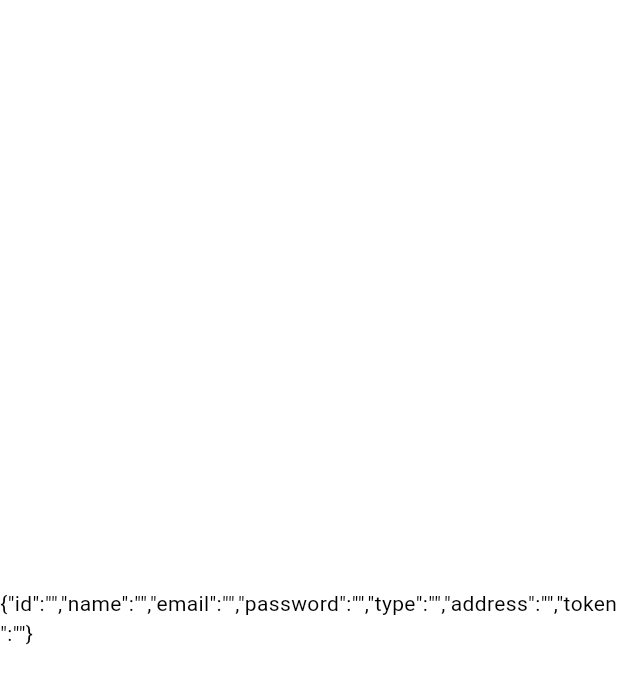
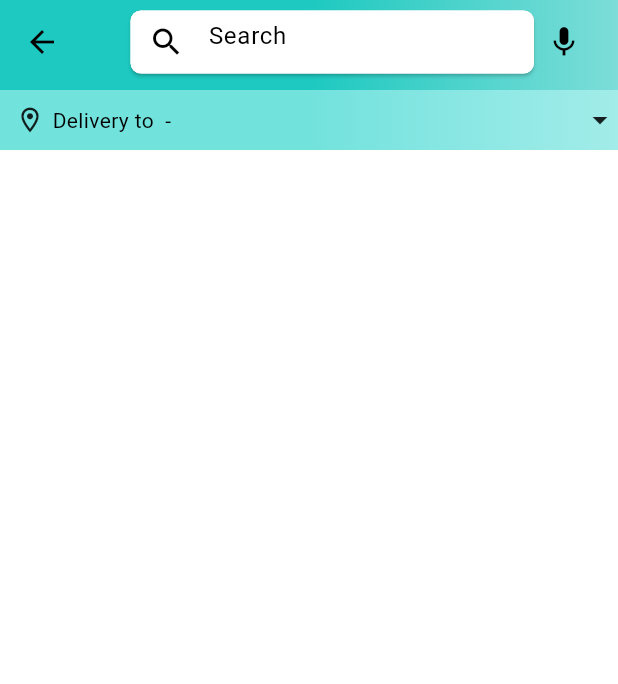
Before and after one commit to muntazir143/amazon_clone_flutter, a Flutter app: the HomeScreen screen opened by its route, on a phone screen of 412 x 824 dp. Shown: the top 684 px of the screen. Run offline on Flutter 3.47's test engine with Material 3 defaults, Android fonts, the light colour scheme and no system bars; our stand-ins replace badges, flutter_dotenv, shared_preferences; accounts and stored records are empty.

Commit message:
home page ui

```diff
--- a/lib/features/home/screens/home_screen.dart
+++ b/lib/features/home/screens/home_screen.dart
@@ -1,3 +1,5 @@
+import 'package:amazon_clone_flutter/constants/global_variables.dart';
+import 'package:amazon_clone_flutter/features/home/widgets/address_box.dart';
 import 'package:amazon_clone_flutter/providers/user_provider.dart';
 import 'package:flutter/material.dart';
 import 'package:provider/provider.dart';
@@ -15,8 +17,52 @@ class _HomeScreenState extends State<HomeScreen> {
   Widget build(BuildContext context) {
     final user = Provider.of<UserProvider>(context).user;
     return Scaffold(
-      body: Center(
-        child: Text(user.toJson()),
+      appBar: PreferredSize(
+        preferredSize: const Size.fromHeight(60),
+        child: AppBar(
+          flexibleSpace: Container(
+            decoration: const BoxDecoration(
+              gradient: GlobalVariables.appBarGradient,
+            ),
+          ),
+          title: Row(
+            mainAxisAlignment: MainAxisAlignment.spaceBetween,
+            children: [
+              Expanded(
+                child: Container(
+                  height: 42,
+                  margin: const EdgeInsets.only(left: 15),
+                  child: Material(
+                    borderRadius: BorderRadius.circular(7),
+                    elevation: 1,
+                    child: TextFormField(
+                      decoration: const InputDecoration(
+                        prefixIcon: Icon(Icons.search),
+                        filled: true,
+                        border: OutlineInputBorder(
+                          borderRadius: BorderRadius.all(
+                            Radius.circular(7),
+                          ),
+                          borderSide: BorderSide.none,
+                        ),
+                        hintText: "Search",
+                      ),
+                    ),
+                  ),
+                ),
+              ),
+              const Padding(
+                padding: EdgeInsets.symmetric(horizontal: 8.0),
+                child: Icon(Icons.mic),
+              ),
+            ],
+          ),
+        ),
+      ),
+      body: Column(
+        children: [
+          AddressBox(),
+        ],
       ),
     );
   }
--- /dev/null
+++ b/lib/features/home/widgets/address_box.dart
@@ -0,0 +1,45 @@
+import 'package:amazon_clone_flutter/providers/user_provider.dart';
+import 'package:flutter/material.dart';
+import 'package:provider/provider.dart';
+
+class AddressBox extends StatelessWidget {
+  const AddressBox({super.key});
+
+  @override
+  Widget build(BuildContext context) {
+    final user = Provider.of<UserProvider>(context).user;
+    return Container(
+      height: 40,
+      decoration: const BoxDecoration(
+        gradient: LinearGradient(
+          colors: [
+            Color.fromARGB(255, 114, 226, 221),
+            Color.fromARGB(255, 162, 236, 233),
+          ],
+          stops: [0.5, 1.0],
+        ),
+      ),
+      padding: const EdgeInsets.only(left: 10),
+      child: Row(
+        children: [
+          const Icon(
+            Icons.location_on_outlined,
+            size: 20,
+          ),
+          Expanded(
+            child: Padding(
+              padding: const EdgeInsets.only(left: 5),
+              child: Text(
+                "Delivery to ${user.name} - ${user.address}",
+                overflow: TextOverflow.ellipsis,
+              ),
+            ),
+          ),
+          const Icon(
+            Icons.arrow_drop_down_outlined,
+          ),
+        ],
+      ),
+    );
+  }
+}
```
